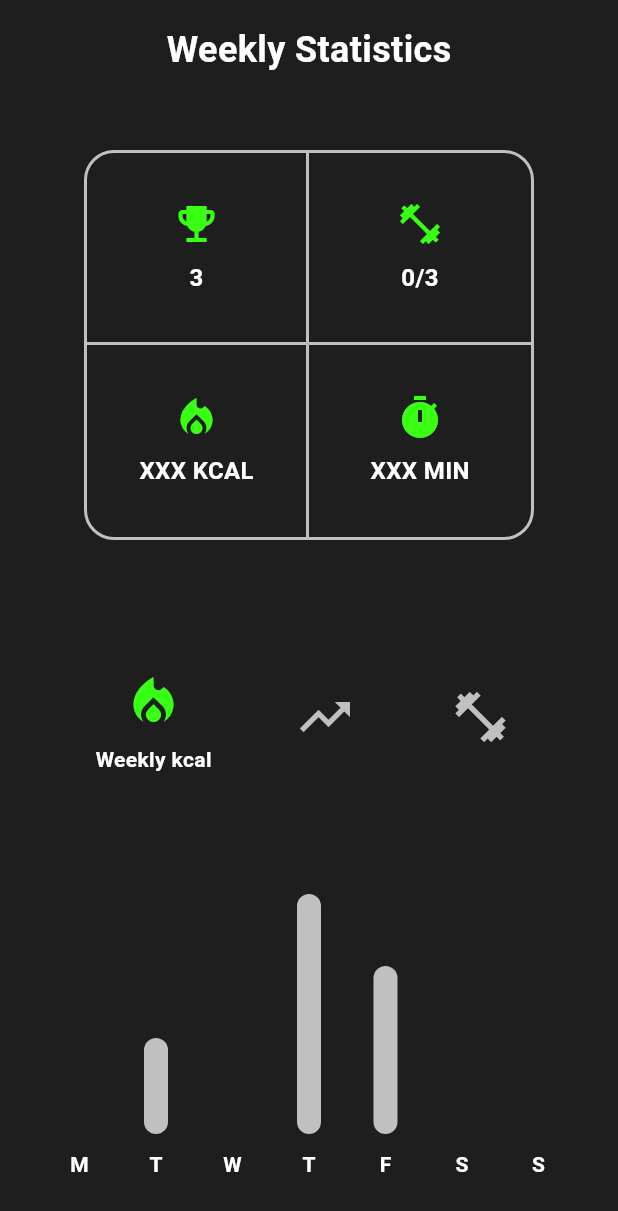
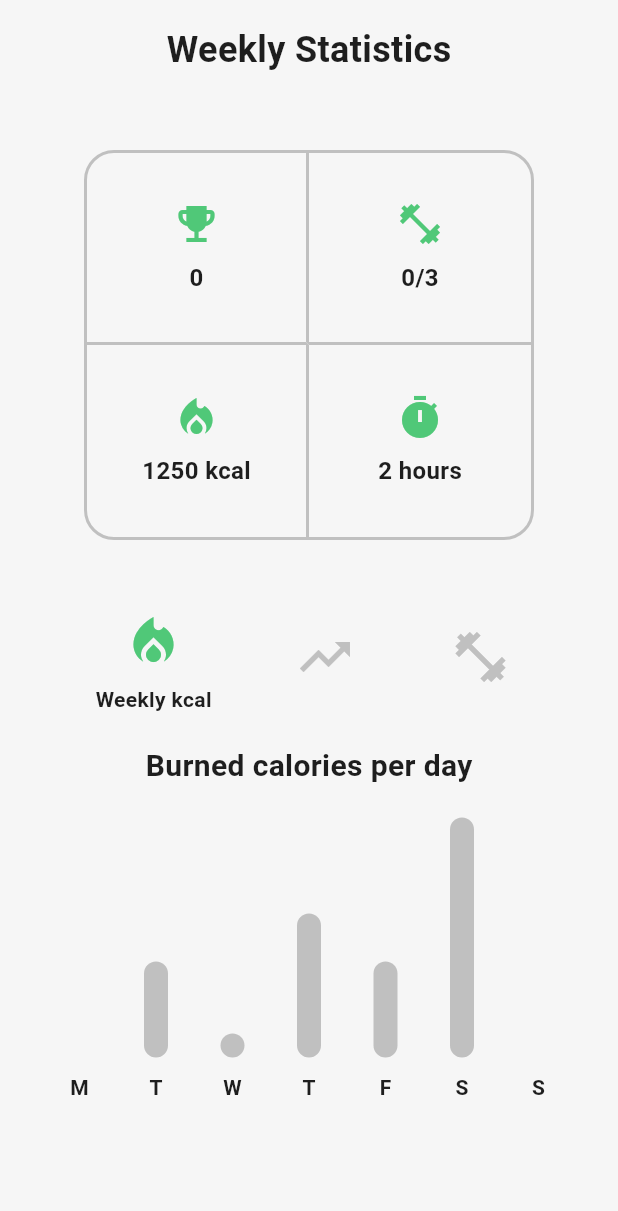
Before and after one commit to TakeOff30/fit_rep, a Flutter app: the HomeScreen screen opened directly, on a phone screen of 412 x 824 dp. Shown: the top 1211 px of the screen. Run offline on Flutter 3.47's test engine with Material 3 defaults, Android fonts, the phone set to English and light mode, and no system bars; drawn by our look-alikes of fl_chart; our stand-ins replace table_calendar.

Commit message:
Add logic to Home page

```diff
--- a/lib/components/weekly_kcal_bar_charth.dart
+++ b/lib/components/weekly_kcal_bar_charth.dart
@@ -1,5 +1,7 @@
+import 'package:fit_rep/providers/statistics_manager.dart';
 import 'package:flutter/material.dart';
 import 'package:fl_chart/fl_chart.dart';
+import 'package:provider/provider.dart';
 
 // Gradient color for the bars in the bar chart
 class AppColors {
@@ -34,6 +36,7 @@ class _WeeklyKcalChartState extends State<WeeklyKcalChart> {
 
   @override
   Widget build(BuildContext context) {
+    var _statisticsProvider = Provider.of<StatisticsManager>(context);
     return SizedBox(
       height: 200,
       width: 400,
@@ -42,7 +45,8 @@ class _WeeklyKcalChartState extends State<WeeklyKcalChart> {
         child: BarChart(
           BarChartData(
             // Barchart configuration
-                      barGroups: getBarGroups(),
+            barGroups: getBarGroups(
+                _statisticsProvider.weeklyCalories.values.toList()),
             gridData: FlGridData(show: false),
             borderData: FlBorderData(show: false),
             titlesData: FlTitlesData(
@@ -61,21 +65,12 @@ class _WeeklyKcalChartState extends State<WeeklyKcalChart> {
                   showTitles: true,
                   reservedSize: 40,
                   getTitlesWidget: (value, meta) {
-                              final titles = [
-                                'M',
-                                'T',
-                                'W',
-                                'T',
-                                'F',
-                                'S',
-                                'S'
-                              ];
+                    final titles = ['M', 'T', 'W', 'T', 'F', 'S', 'S'];
                     return Padding(
                       padding: const EdgeInsets.only(top: 10),
                       child: Text(
                         titles[value.toInt() % titles.length],
                         style: TextStyle(
-                                    color: Colors.white,
                           fontWeight: FontWeight.bold,
                           fontFamily: 'Roboto',
                           fontSize: 14,
@@ -91,12 +86,12 @@ class _WeeklyKcalChartState extends State<WeeklyKcalChart> {
             alignment: BarChartAlignment.center,
             barTouchData: BarTouchData(
               enabled: true,
-                        touchCallback:
-                            (FlTouchEvent event, BarTouchResponse? response) {
+              touchCallback: (FlTouchEvent event, BarTouchResponse? response) {
                 if (event is FlTapUpEvent && response != null) {
                   setState(() {
-                              selectedBarIndex =
-                                  response.spot!.touchedBarGroupIndex;
+                    if (response.spot != null) {
+                      selectedBarIndex = response.spot!.touchedBarGroupIndex;
+                    }
                   });
                 }
               },
@@ -122,12 +117,13 @@ class _WeeklyKcalChartState extends State<WeeklyKcalChart> {
   }
 
   // Generate the bar groups for the bar chart
-    List<BarChartGroupData> getBarGroups() => List.generate(7, (index) {
+  List<BarChartGroupData> getBarGroups(List<int> values) =>
+      List.generate(values.length, (index) {
         return BarChartGroupData(
           x: index,
           barRods: [
             BarChartRodData(
-                toY: [0.0, 200.0, 0.0, 500.0, 350.0, 0.0, 0.0][index], // Sample data
+                toY: values[index].toDouble(), // Sample data
                 gradient: selectedBarIndex == index ? _barsGradient : null,
                 color: selectedBarIndex == index
                     ? Colors.transparent
--- a/lib/providers/settings_manager.dart
+++ b/lib/providers/settings_manager.dart
@@ -8,6 +8,7 @@ class SettingsManager extends ChangeNotifier {
   int _weight = 70;
   int _notificationFrequency = 0;
   ThemeData _mainTheme = FitRepTheme.light();
+  int weeklyWorkoutGoal = 3;
 
   bool get isDarkMode => _isDarkMode;
   bool get isNotificationEnabled => _isNotificationEnabled;
@@ -37,6 +38,11 @@ class SettingsManager extends ChangeNotifier {
     notifyListeners();
   }
 
+  void setWeeklyWorkoutGoal(int goal) {
+    weeklyWorkoutGoal = goal;
+    notifyListeners();
+  }
+
   void setNotificationFrequency(int frequency) {
     _notificationFrequency = frequency;
     notifyListeners();
--- a/lib/providers/statistics_manager.dart
+++ b/lib/providers/statistics_manager.dart
@@ -5,35 +5,40 @@ import 'package:flutter/foundation.dart';
 class StatisticsManager extends ChangeNotifier {
   Map<String, int> _weeklyCalories = {
     'Monday': 0,
-    'Tuesday': 0,
-    'Wednesday': 0,
-    'Thursday': 0,
-    'Friday': 0,
-    'Saturday': 0,
+    'Tuesday': 200,
+    'Wednesday': 50,
+    'Thursday': 300,
+    'Friday': 200,
+    'Saturday': 500,
     'Sunday': 0,
   };
 
   Map<Muscle, double> _trainedMuscles = {
     Muscle.chest: 0,
-    Muscle.back: 0,
-    Muscle.biceps: 0,
+    Muscle.back: 4,
+    Muscle.biceps: 3,
     Muscle.triceps: 0,
-    Muscle.quads: 0,
+    Muscle.quads: 7,
     Muscle.glutes: 0,
-    Muscle.hamstrings: 0,
+    Muscle.hamstrings: 1,
     Muscle.shoulders: 0,
-    Muscle.calves: 0,
+    Muscle.calves: 5,
     Muscle.forearms: 0,
     Muscle.abs: 0,
   };
 
+  int _workoutsCompleted = 0;
+  int _totalWeeklyWorkoutsCompleted = 0;
+  Duration _totalWorkoutDuration = Duration(hours: 2, minutes: 30);
   int userLevel = 1;
-  int totalXPToLevelUp = 0;
+  int totalXPToLevelUp = 100;
   int currentXP = 0;
 
   Map<String, int> get weeklyCalories => _weeklyCalories;
-
   Map<Muscle, double> get trainedMuscles => _trainedMuscles;
+  int get workoutsCompleted => _workoutsCompleted;
+  Duration get totalWorkoutDuration => _totalWorkoutDuration;
+  int get totalWeeklyWorkoutsCompleted => _totalWeeklyWorkoutsCompleted;
 
   void updateCalories(String day, int value) {
     _weeklyCalories[day] = (_weeklyCalories[day] ?? 0) + value;
@@ -89,4 +94,20 @@ class StatisticsManager extends ChangeNotifier {
     };
     notifyListeners();
   }
+
+  void incrementWorkoutsCompleted() {
+    _workoutsCompleted++;
+    _totalWeeklyWorkoutsCompleted++;
+    notifyListeners();
+  }
+
+  void resetWeeklyWorkoutsCompleted() {
+    _workoutsCompleted = 0;
+    notifyListeners();
+  }
+
+  void updateTotalWorkoutDuration(Duration duration) {
+    _totalWorkoutDuration += duration;
+    notifyListeners();
+  }
 }
--- a/lib/screens/home_screen.dart
+++ b/lib/screens/home_screen.dart
@@ -1,3 +1,4 @@
+import 'package:fit_rep/enums.dart';
 import 'package:fit_rep/providers/settings_manager.dart';
 import 'package:fit_rep/providers/statistics_manager.dart';
 import 'package:flutter/material.dart';
@@ -14,12 +15,21 @@ class _HomeScreenState extends State<HomeScreen> {
   int _selectedIcon = 3; // Default selection for "Weekly kcal"
   int? selectedBarIndex; // Variable to keep track of the selected bar
 
+  List<Muscle> mostTrainedMuscles() {
+    var statisticsProvider = Provider.of<StatisticsManager>(context);
+    var muscles = statisticsProvider.trainedMuscles;
+    var mostTrainedMuscles = muscles.entries.toList()
+      ..sort((a, b) => b.value.compareTo(a.value));
+    return mostTrainedMuscles.map((e) => e.key).toList();
+  }
+
   @override
   Widget build(BuildContext context) {
     var _statisticsProvider = Provider.of<StatisticsManager>(context);
+    var _settingsProvider = Provider.of<SettingsManager>(context);
     return Scaffold(
-      backgroundColor: const Color(0xFF1E1E1E),
-      body: Container(
+      body: SingleChildScrollView(
+        child: Container(
           margin: const EdgeInsets.all(16.0),
           child: Column(
             mainAxisAlignment: MainAxisAlignment.start,
@@ -31,7 +41,6 @@ class _HomeScreenState extends State<HomeScreen> {
                     fontSize: 24.0,
                     fontWeight: FontWeight.bold,
                     fontFamily: 'Roboto',
-                  color: Colors.white,
                   ),
                 ),
               ),
@@ -42,8 +51,8 @@ class _HomeScreenState extends State<HomeScreen> {
                   width: 300,
                   height: 260,
                   decoration: BoxDecoration(
-                  color: const Color(0xFF1E1E1E),
-                  border: Border.all(color: const Color(0xFFC0C0C0), width: 2),
+                    border:
+                        Border.all(color: const Color(0xFFC0C0C0), width: 2),
                     borderRadius: BorderRadius.circular(20),
                   ),
                   child: Column(
@@ -52,19 +61,32 @@ class _HomeScreenState extends State<HomeScreen> {
                         child: Row(
                           children: <Widget>[
                             _buildIconSection(
-                              Icons.emoji_events, '3', true, true),
+                                Icons.emoji_events,
+                                _statisticsProvider.workoutsCompleted
+                                    .toString(),
+                                true,
+                                true),
                             _buildIconSection(
-                              Icons.fitness_center, '0/3', false, true),
+                                Icons.fitness_center,
+                                '${_statisticsProvider.totalWeeklyWorkoutsCompleted}/${_settingsProvider.weeklyWorkoutGoal}',
+                                false,
+                                true),
                           ],
                         ),
                       ),
                       Expanded(
                         child: Row(
                           children: <Widget>[
-                          _buildIconSection(Icons.local_fire_department,
-                              'XXX KCAL', true, false),
                             _buildIconSection(
-                              Icons.timer, 'XXX MIN', false, false),
+                                Icons.local_fire_department,
+                                '${_statisticsProvider.weeklyCalories.values.reduce((value, element) => value + element)} kcal',
+                                true,
+                                false),
+                            _buildIconSection(
+                                Icons.timer,
+                                '${_statisticsProvider.totalWorkoutDuration.inHours} hours',
+                                false,
+                                false),
                           ],
                         ),
                       ),
@@ -72,10 +94,21 @@ class _HomeScreenState extends State<HomeScreen> {
                   ),
                 ),
               ),
-            const SizedBox(height: 80),
+              const SizedBox(height: 40),
               _buildIconRow(),
-            const SizedBox(height: 80),
+              const SizedBox(height: 20),
               if (_selectedIcon == 3)
+                Column(
+                  children: <Widget>[
+                    Text(
+                      'Burned calories per day',
+                      style: const TextStyle(
+                        fontSize: 20,
+                        fontWeight: FontWeight.bold,
+                        fontFamily: 'Roboto',
+                      ),
+                    ),
+                    const SizedBox(height: 20),
                     // Display bar chart if "Weekly kcal" is selected
                     WeeklyKcalChart(
                       selectedBarIndex: selectedBarIndex ?? 0,
@@ -85,34 +118,48 @@ class _HomeScreenState extends State<HomeScreen> {
                         });
                       },
                     ),
+                  ],
+                ),
               if (_selectedIcon == 2)
                 // Display muscles names if "Muscles" is selected
-              Column(
-                children: _muscles
-                    .map((String muscle) => Column(
+                Column(children: [
+                  Text(
+                    'Latest most trained muscles',
+                    style: const TextStyle(
+                      fontSize: 20,
+                      fontWeight: FontWeight.bold,
+                      fontFamily: 'Roboto',
+                    ),
+                  ),
+                  const SizedBox(height: 20),
+                  ...mostTrainedMuscles()
+                      .take(3)
+                      .toList()
+                      .asMap()
+                      .entries
+                      .map((entry) => Column(
                             children: [
                               Text(
-                              muscle,
+                                '${entry.key + 1}. ${entry.value.name}',
                                 style: const TextStyle(
-                                color: Colors.white,
                                   fontSize: 16,
                                   fontWeight: FontWeight.bold,
                                   fontFamily: 'Roboto',
                                 ),
                               ),
-                            SizedBox(height: 45), // Add vertical space
+                              SizedBox(height: 20), // Add vertical space
                             ],
                           ))
-                    .toList(),
-              ),
+                      .toList(), // Add vertical space
+                ]),
               if (_selectedIcon == 1)
-              // Display Level bar if "Level" icon is selected
                 XPGradientProgressBar(
-                level: 1,
-                currentXP: 100,
-                maxXP: 200,
+                  level: _statisticsProvider.userLevel,
+                  currentXP: _statisticsProvider.currentXP,
+                  maxXP: _statisticsProvider.totalXPToLevelUp,
                 ),
             ],
+          ),
         ),
       ),
     );
@@ -137,7 +184,9 @@ class _HomeScreenState extends State<HomeScreen> {
       children: <Widget>[
         IconButton(
           icon: Icon(icon, size: 40),
-          color: isSelected ? const Color(0xFF39FF14) : const Color(0xFFC0C0C0),
+          color: isSelected
+              ? Theme.of(context).primaryColor
+              : const Color(0xFFC0C0C0),
           onPressed: () {
             setState(() {
               _selectedIcon = _selectedIcon == id ? 0 : id;
@@ -148,7 +197,6 @@ class _HomeScreenState extends State<HomeScreen> {
           Text(
             label,
             style: const TextStyle(
-              color: Colors.white,
               fontSize: 14,
               fontWeight: FontWeight.bold,
               fontFamily: 'Roboto',
@@ -177,13 +225,12 @@ class _HomeScreenState extends State<HomeScreen> {
           child: Column(
             mainAxisAlignment: MainAxisAlignment.center,
             children: <Widget>[
-              Icon(icon, size: 32, color: const Color(0xFF39FF14)),
+              Icon(icon, size: 32, color: Theme.of(context).primaryColor),
               const SizedBox(height: 8),
               Text(label,
                   style: const TextStyle(
                       fontSize: 16,
                       fontWeight: FontWeight.bold,
-                      color: Colors.white,
                       fontFamily: 'Roboto')),
             ],
           ),
@@ -191,10 +238,4 @@ class _HomeScreenState extends State<HomeScreen> {
       ),
     );
   }
-
-  final List<String> _muscles = <String>[
-    'Chest',
-    'Back',
-    'Shoulders',
-  ].asMap().entries.map((entry) => '${entry.key + 1}. ${entry.value}').toList();
 }
--- a/lib/screens/settings_screen.dart
+++ b/lib/screens/settings_screen.dart
@@ -29,7 +29,6 @@ class _SettingsScreenState extends State<SettingsScreen> {
                   value: context.watch<SettingsManager>().isDarkMode,
                   onChanged: (value) {
                     context.read<SettingsManager>().toggleDarkMode();
-                    print(context.read<SettingsManager>().isDarkMode);
                   },
                 ),
               ],
@@ -98,6 +97,27 @@ class _SettingsScreenState extends State<SettingsScreen> {
                     style: Theme.of(context).textTheme.bodyLarge),
               ],
             ),
+          ),
+          Expanded(
+            child: Row(
+              mainAxisAlignment: MainAxisAlignment.spaceEvenly,
+              children: <Widget>[
+                Text('Weekly workout goal',
+                    textAlign: TextAlign.center,
+                    style: Theme.of(context).textTheme.bodyLarge),
+                TextField(
+                  textAlign: TextAlign.right,
+                  maxLength: 1,
+                  keyboardType: TextInputType.number,
+                  decoration: const InputDecoration(
+                      constraints: BoxConstraints(maxWidth: 80),
+                      hintText: '3',
+                      hintStyle: TextStyle(color: Colors.grey)),
+                  onChanged: (value) =>
+                      settingsProvider.setWeeklyWorkoutGoal(int.parse(value)),
+                ),
+              ],
+            ),
           )
         ],
       ),
```
Also changed, not shown: lib/screens/settings.dart (deleted), pubspec.lock. Lines whose indentation alone changed are shown as unchanged.
